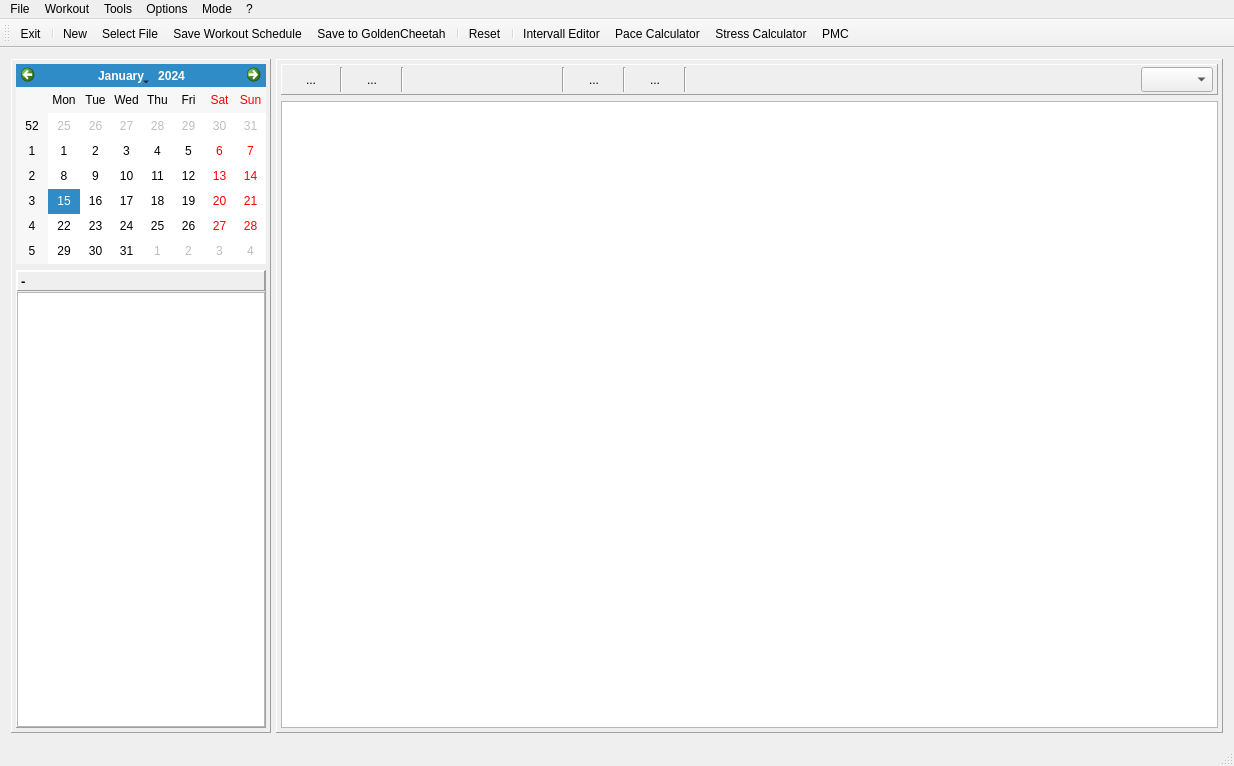
First picture: the form in mainwindow.ui, repository Tria-Andy/WorkoutEditor, before the edit.
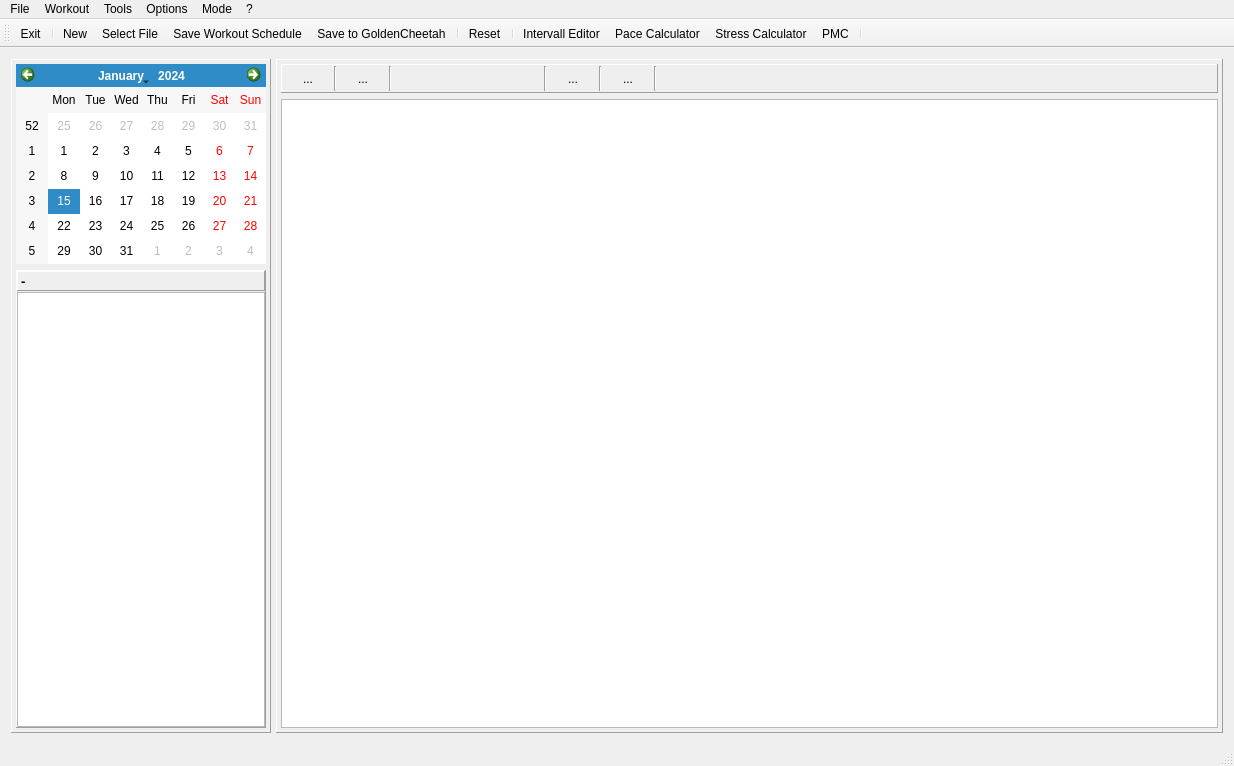
Second picture: the form after the edit. The open tabs and pages were chosen to show the change. Icons and pictures are not drawn. Custom widgets are drawn as their Qt base class.

What changed in the file:
```diff
--- a/mainwindow.ui
+++ b/mainwindow.ui
@@ -216,16 +216,40 @@
                <number>4</number>
               </property>
               <property name="leftMargin">
-               <number>4</number>
+               <number>1</number>
               </property>
               <property name="topMargin">
-               <number>2</number>
+               <number>0</number>
               </property>
               <property name="rightMargin">
-               <number>4</number>
+               <number>1</number>
               </property>
               <property name="bottomMargin">
-               <number>2</number>
+               <number>0</number>
+              </property>
+              <item>
+               <widget class="QFrame" name="frame_calButtons">
+                <property name="frameShape">
+                 <enum>QFrame::NoFrame</enum>
+                </property>
+                <property name="frameShadow">
+                 <enum>QFrame::Plain</enum>
+                </property>
+                <layout class="QHBoxLayout" name="horizontalLayout_11">
+                 <property name="spacing">
+                  <number>1</number>
+                 </property>
+                 <property name="leftMargin">
+                  <number>0</number>
+                 </property>
+                 <property name="topMargin">
+                  <number>1</number>
+                 </property>
+                 <property name="rightMargin">
+                  <number>0</number>
+                 </property>
+                 <property name="bottomMargin">
+                  <number>1</number>
               </property>
               <item>
                <widget class="QToolButton" name="toolButton_weekCurrent">
@@ -257,7 +281,7 @@
                </widget>
               </item>
               <item>
-               <widget class="Line" name="line_12">
+                  <widget class="Line" name="line_10">
                 <property name="orientation">
                  <enum>Qt::Vertical</enum>
                 </property>
@@ -290,7 +314,7 @@
                </widget>
               </item>
               <item>
-               <widget class="Line" name="line_10">
+                  <widget class="Line" name="line_14">
                 <property name="orientation">
                  <enum>Qt::Vertical</enum>
                 </property>
@@ -326,7 +350,7 @@
                </widget>
               </item>
               <item>
-               <widget class="Line" name="line_11">
+                  <widget class="Line" name="line_13">
                 <property name="orientation">
                  <enum>Qt::Vertical</enum>
                 </property>
@@ -359,7 +383,7 @@
                </widget>
               </item>
               <item>
-               <widget class="Line" name="line_13">
+                  <widget class="Line" name="line_11">
                 <property name="orientation">
                  <enum>Qt::Vertical</enum>
                 </property>
@@ -392,10 +416,13 @@
                </widget>
               </item>
               <item>
-               <widget class="Line" name="line_14">
+                  <widget class="Line" name="line_12">
                 <property name="orientation">
                  <enum>Qt::Vertical</enum>
                 </property>
+                  </widget>
+                 </item>
+                </layout>
                </widget>
               </item>
               <item>
@@ -412,18 +439,12 @@
                </spacer>
               </item>
               <item>
-               <widget class="QComboBox" name="comboBox_phasefilter">
-                <property name="minimumSize">
-                 <size>
-                  <width>0</width>
-                  <height>25</height>
-                 </size>
+               <widget class="QFrame" name="frame_phases">
+                <property name="frameShape">
+                 <enum>QFrame::NoFrame</enum>
                 </property>
-                <property name="maximumSize">
-                 <size>
-                  <width>16777215</width>
-                  <height>25</height>
-                 </size>
+                <property name="frameShadow">
+                 <enum>QFrame::Raised</enum>
                 </property>
                </widget>
               </item>
@@ -1535,6 +1556,7 @@
    <addaction name="actionPace_Calculator"/>
    <addaction name="actionStress_Calculator"/>
    <addaction name="actionPMC"/>
+   <addaction name="separator"/>
   </widget>
   <widget class="QStatusBar" name="statusBar"/>
   <action name="actionSelect_File">
```
Left out of the diff: 6 changed lines with no effect on the pictures. Lines whose indentation alone changed are shown as unchanged.
